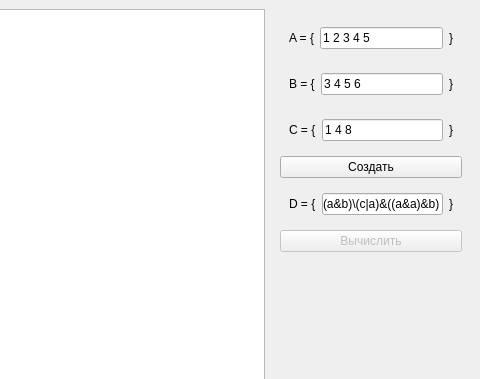
Before: the Qt Designer form mainwindow.ui in baseoleph/euler_diagram, drawn with Qt 5; both pictures show x 320 to 800 and y 0 to 379 of the 800 by 600 pixel window.
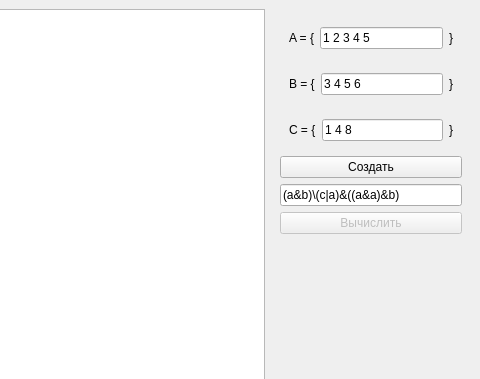
After: the same form once the commit is applied.

```diff
--- a/mainwindow.ui
+++ b/mainwindow.ui
@@ -14,7 +14,7 @@
    <string>MainWindow</string>
   </property>
   <widget class="QWidget" name="centralwidget">
-   <layout class="QHBoxLayout" name="horizontalLayout_5">
+   <layout class="QHBoxLayout" name="horizontalLayout_4">
     <item>
      <widget class="QGraphicsView" name="graphicsView"/>
     </item>
@@ -116,30 +116,10 @@
         </widget>
        </item>
        <item>
-        <widget class="QWidget" name="widget_5" native="true">
-         <layout class="QHBoxLayout" name="horizontalLayout_4">
-          <item>
-           <widget class="QLabel" name="label_7">
-            <property name="text">
-             <string>D = {</string>
-            </property>
-           </widget>
-          </item>
-          <item>
-           <widget class="QLineEdit" name="lineEdit_d">
-            <property name="text">
-             <string>(a&amp;b)\(c|a)&amp;((a&amp;a)&amp;b)</string>
-            </property>
-           </widget>
-          </item>
-          <item>
-           <widget class="QLabel" name="label_8">
-            <property name="text">
-             <string>}</string>
-            </property>
-           </widget>
-          </item>
-         </layout>
+        <widget class="QLineEdit" name="lineEdit_exp">
+         <property name="text">
+          <string>(a&amp;b)\(c|a)&amp;((a&amp;a)&amp;b)</string>
+         </property>
         </widget>
        </item>
        <item>
@@ -152,6 +132,13 @@
          </property>
         </widget>
        </item>
+       <item>
+        <widget class="QLabel" name="label_d">
+         <property name="text">
+          <string/>
+         </property>
+        </widget>
+       </item>
        <item>
         <spacer name="verticalSpacer">
          <property name="orientation">
```
